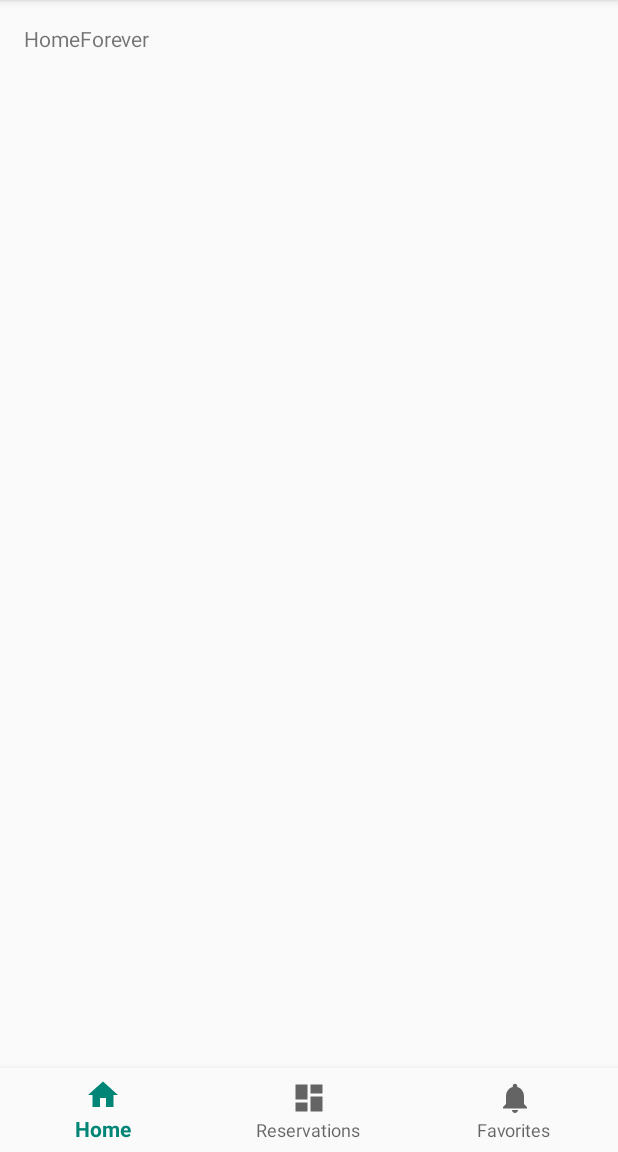
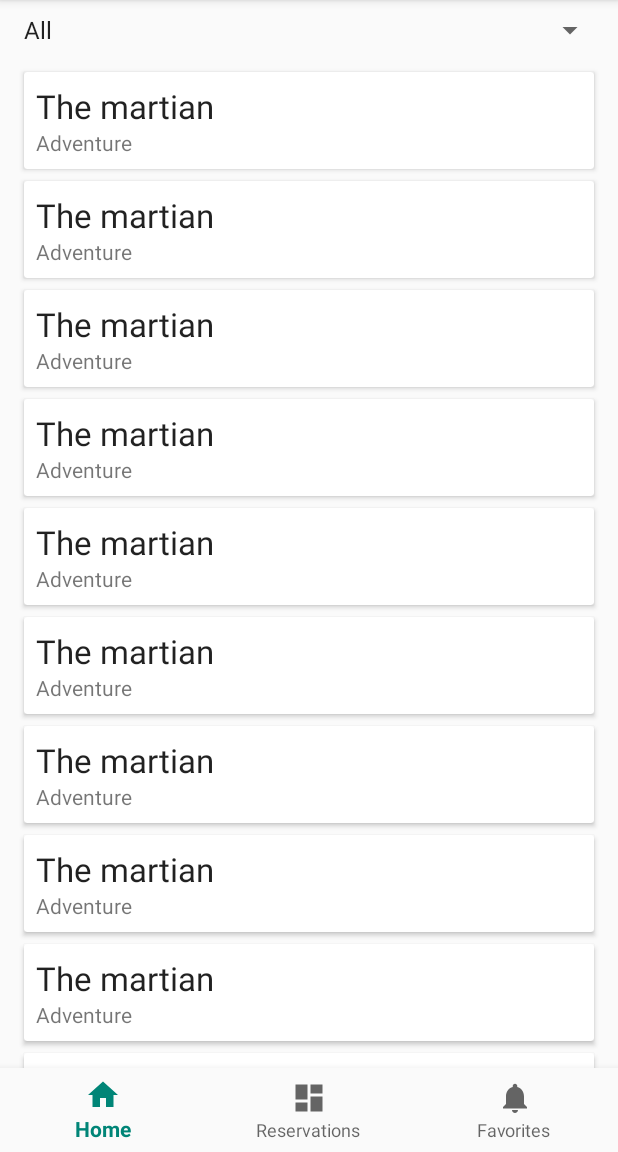
Before and after one commit to cherryDevBomb/CinemaApp, an Android app: the screen it shows after launch (MainActivity), on a phone screen of 412 x 824 dp, the part 84-1236 px from its top. Run offline under Robolectric (Android 15) with nearby library versions, the phone set to English and light mode, and no system bars.

```diff
--- a/app/build.gradle
+++ b/app/build.gradle
@@ -25,6 +25,7 @@ dependencies {
     implementation 'com.android.support.constraint:constraint-layout:1.1.3'
     implementation 'com.android.support:support-vector-drawable:28.0.0'
     implementation 'com.android.support:support-v4:28.0.0'
+    implementation 'com.android.support:cardview-v7:28.0.0'
     testImplementation 'junit:junit:4.12'
     androidTestImplementation 'com.android.support.test:runner:1.0.2'
     androidTestImplementation 'com.android.support.test.espresso:espresso-core:3.0.2'
--- a/app/src/main/java/com/example/cinemaapp/HomePage.java
+++ b/app/src/main/java/com/example/cinemaapp/HomePage.java
@@ -2,14 +2,63 @@ package com.example.cinemaapp;
 
 import android.support.v4.app.Fragment;
 import android.os.Bundle;
+import android.support.v7.widget.LinearLayoutManager;
+import android.support.v7.widget.RecyclerView;
 import android.view.LayoutInflater;
 import android.view.View;
 import android.view.ViewGroup;
+import android.widget.ArrayAdapter;
+import android.widget.Spinner;
+
+import com.example.cinemaapp.model.Film;
+import com.example.cinemaapp.model.FilmAdapter;
+
+import java.util.Arrays;
+import java.util.List;
 
 public class HomePage extends Fragment {
 
     @Override
     public View onCreateView(LayoutInflater inflater, ViewGroup container, Bundle savedInstanceState) {
-        return inflater.inflate(R.layout.fragment_home_page, container, false);
+        View view = inflater.inflate(R.layout.fragment_home_page, container, false);
+
+        //Add recyclerView
+        RecyclerView recyclerView = view.findViewById(R.id.recycler_view);
+                //this.getContext instead of this
+        recyclerView.setLayoutManager(new LinearLayoutManager(this.getContext()));
+        recyclerView.setHasFixedSize(true);
+
+        FilmAdapter adapter = new FilmAdapter();
+        recyclerView.setAdapter(adapter);
+
+        adapter.setFilmlist(getHardcodedList());
+
+        //Add spinner
+        Spinner spinner = (Spinner) view.findViewById(R.id.filter_spinner);
+        ArrayAdapter<CharSequence> arrayAdapter = ArrayAdapter.createFromResource(this.getContext(),
+                R.array.genres_array, android.R.layout.simple_spinner_item);
+        arrayAdapter.setDropDownViewResource(android.R.layout.simple_spinner_dropdown_item);
+        spinner.setAdapter(arrayAdapter);
+
+        return view;
+
+    }
+
+    private List<Film> getHardcodedList() {
+        List<Film> filmList = Arrays.asList(new Film("The martian", "Adventure"),
+                                            new Film("The martian", "Adventure"),
+                                            new Film("The martian", "Adventure"),
+                                            new Film("The martian", "Adventure"),
+                                            new Film("The martian", "Adventure"),
+                                            new Film("The martian", "Adventure"),
+                                            new Film("The martian", "Adventure"),
+                                            new Film("The martian", "Adventure"),
+                                            new Film("The martian", "Adventure"),
+                                            new Film("The martian", "Adventure"),
+                                            new Film("The martian", "Adventure"),
+                                            new Film("The martian", "Adventure"),
+                                            new Film("The martian", "Adventure")
+        );
+        return filmList;
     }
 }
--- a/app/src/main/java/com/example/cinemaapp/MainActivity.java
+++ b/app/src/main/java/com/example/cinemaapp/MainActivity.java
@@ -7,9 +7,13 @@ import android.support.v4.app.Fragment;
 import android.support.v4.app.FragmentManager;
 import android.support.v4.app.FragmentTransaction;
 import android.support.v7.app.AppCompatActivity;
+import android.support.v7.widget.LinearLayoutManager;
+import android.support.v7.widget.RecyclerView;
 import android.view.MenuItem;
 import android.widget.FrameLayout;
 import android.widget.TextView;
+
+import com.example.cinemaapp.model.FilmAdapter;
 
 public class MainActivity extends AppCompatActivity {
     @Override
--- /dev/null
+++ b/app/src/main/java/com/example/cinemaapp/model/Film.java
@@ -0,0 +1,28 @@
+package com.example.cinemaapp.model;
+
+public class Film {
+
+    private String title;
+    private String genre;
+
+    public Film(String title, String genre) {
+        this.title = title;
+        this.genre = genre;
+    }
+
+    public String getTitle() {
+        return title;
+    }
+
+    public void setTitle(String title) {
+        this.title = title;
+    }
+
+    public String getGenre() {
+        return genre;
+    }
+
+    public void setGenre(String genre) {
+        this.genre = genre;
+    }
+}
--- /dev/null
+++ b/app/src/main/java/com/example/cinemaapp/model/FilmAdapter.java
@@ -0,0 +1,53 @@
+package com.example.cinemaapp.model;
+
+import android.support.annotation.NonNull;
+import android.support.v7.widget.RecyclerView;
+import android.view.LayoutInflater;
+import android.view.View;
+import android.view.ViewGroup;
+import android.widget.TextView;
+
+import com.example.cinemaapp.R;
+
+import java.util.ArrayList;
+import java.util.List;
+
+public class FilmAdapter extends RecyclerView.Adapter<FilmAdapter.FilmHolder> {
+    private List<Film> filmlist = new ArrayList<>();
+
+    @NonNull
+    @Override
+    public FilmHolder onCreateViewHolder(@NonNull ViewGroup parent, int viewType) {
+        View itemView = LayoutInflater.from(parent.getContext())
+                .inflate(R.layout.film_card, parent, false);
+        return new FilmHolder(itemView);
+    }
+
+    @Override
+    public void onBindViewHolder(@NonNull FilmHolder holder, int position) {
+        Film currentFilm = filmlist.get(position);
+        holder.textViewTitle.setText(currentFilm.getTitle());
+        holder.textViewGenre.setText(currentFilm.getGenre());
+    }
+
+    @Override
+    public int getItemCount() {
+        return filmlist.size();
+    }
+
+    public void setFilmlist(List<Film> filmlist) {
+        this.filmlist = filmlist;
+    }
+
+    class FilmHolder extends RecyclerView.ViewHolder {
+        private TextView textViewTitle;
+        private TextView textViewGenre;
+
+        public FilmHolder(View itemView) {
+            super(itemView);
+            textViewTitle = itemView.findViewById(R.id.text_view_title);
+            textViewGenre = itemView.findViewById(R.id.text_view_genre);
+
+        }
+    }
+}
--- a/app/src/main/res/layout/activity_main.xml
+++ b/app/src/main/res/layout/activity_main.xml
@@ -10,8 +10,9 @@
     <FrameLayout
         android:id="@+id/fragment_container"
         android:layout_width="match_parent"
-        android:layout_height="match_parent"
+        android:layout_height="0dp"
         android:layout_above="@id/navigation"
+        app:layout_constraintTop_toTopOf="parent"
         app:layout_constraintBottom_toTopOf="@+id/navigation"
         />
 
--- /dev/null
+++ b/app/src/main/res/layout/film_card.xml
@@ -0,0 +1,35 @@
+<?xml version="1.0" encoding="utf-8"?>
+<android.support.v7.widget.CardView xmlns:android="http://schemas.android.com/apk/res/android"
+    android:layout_width="match_parent"
+    android:layout_height="wrap_content"
+    android:layout_marginEnd="8dp"
+    android:layout_marginStart="8dp"
+    android:layout_marginTop="8dp">
+
+    <RelativeLayout
+        android:layout_width="wrap_content"
+        android:layout_height="wrap_content"
+        android:padding="8dp">
+
+        <TextView
+            android:id="@+id/text_view_title"
+            android:layout_width="wrap_content"
+            android:layout_height="wrap_content"
+            android:layout_alignParentStart="true"
+            android:ellipsize="end"
+            android:maxLines="1"
+            android:text="Title"
+            android:textAppearance="@style/TextAppearance.AppCompat.Large"
+            android:layout_alignParentLeft="true"
+             />
+
+        <TextView
+            android:id="@+id/text_view_genre"
+            android:layout_width="wrap_content"
+            android:layout_height="wrap_content"
+            android:layout_below="@id/text_view_title"
+            android:text="Genre" />
+
+    </RelativeLayout>
+
+</android.support.v7.widget.CardView>
--- a/app/src/main/res/layout/fragment_home_page.xml
+++ b/app/src/main/res/layout/fragment_home_page.xml
@@ -7,17 +7,28 @@
     android:layout_height="match_parent"
     tools:context=".HomePage" >
 
-    <TextView
-        android:id="@+id/messageHome"
-        android:layout_width="wrap_content"
+
+    <Spinner
+        android:id="@+id/filter_spinner"
+        android:layout_width="fill_parent"
         android:layout_height="wrap_content"
-        android:layout_marginStart="@dimen/activity_horizontal_margin"
-        android:layout_marginLeft="@dimen/activity_horizontal_margin"
-        android:layout_marginTop="@dimen/activity_vertical_margin"
-        android:text="HomeForever"
-        app:layout_constraintLeft_toLeftOf="parent"
+        android:layout_marginTop="8dp"
+        android:layout_marginStart="8dp"
+        android:layout_marginEnd="8dp"
         app:layout_constraintTop_toTopOf="parent"
+        app:layout_constraintBottom_toTopOf="@+id/recycler_view"
         />
 
 
+    <android.support.v7.widget.RecyclerView
+        android:id="@+id/recycler_view"
+        android:layout_width="match_parent"
+        android:layout_height="0dp"
+        android:layout_marginTop="8dp"
+        android:layout_marginStart="8dp"
+        android:layout_marginEnd="8dp"
+        app:layout_constraintTop_toBottomOf="@+id/filter_spinner"
+        app:layout_constraintBottom_toTopOf="@+id/navigation"
+        />
+
 </android.support.constraint.ConstraintLayout>
--- a/app/src/main/res/values/strings.xml
+++ b/app/src/main/res/values/strings.xml
@@ -4,4 +4,12 @@
     <string name="title_reservations">Reservations</string>
     <string name="title_favorites">Favorites</string>
 
+    <string-array name="genres_array">
+        <item>All</item>
+        <item>Drama</item>
+        <item>Adventure</item>
+        <item>Thriller</item>
+        <item>Comedy</item>
+    </string-array>
+
 </resources>
```
